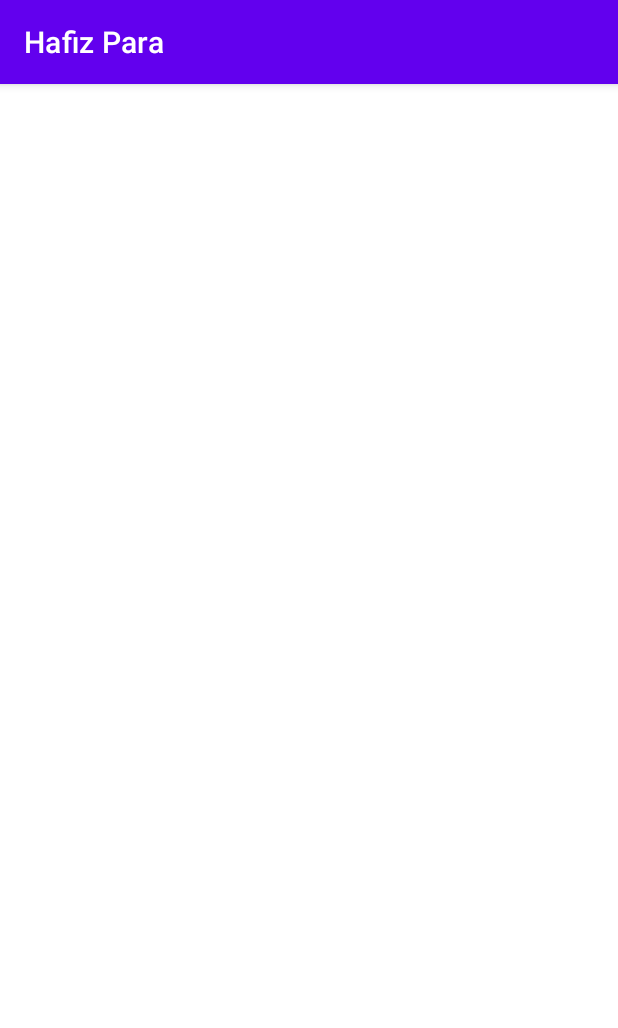
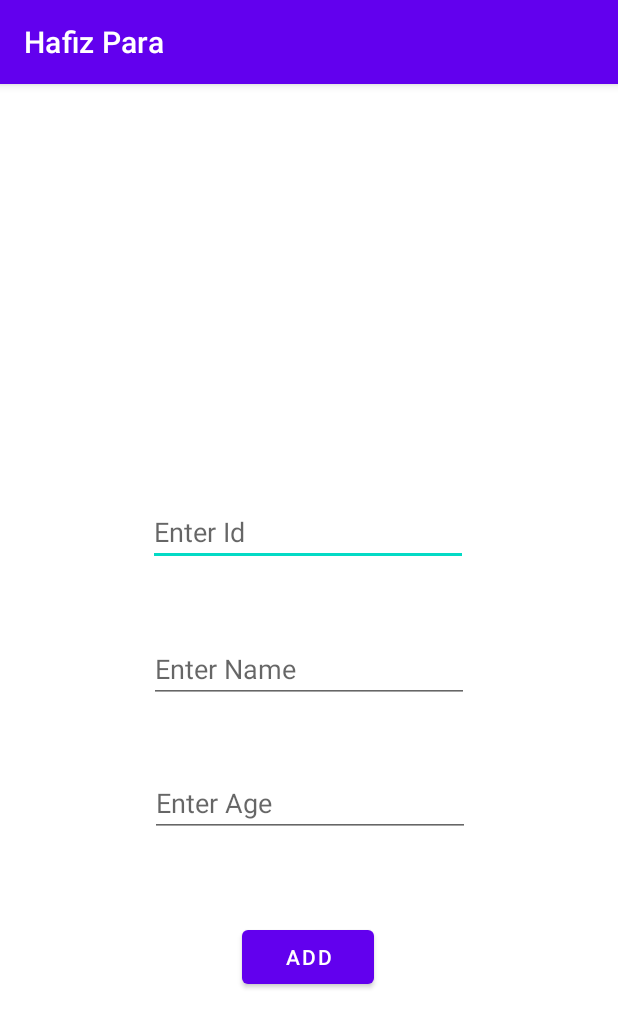
Before and after one commit to nouman531/Sabaq-for-Hafiz, an Android app: the screen it shows after launch (MainActivity), on a phone screen of 412 x 824 dp. Shown: the top 1028 px of the screen. Run offline under Robolectric (Android 15) with nearby library versions, the phone set to English and light mode, and no system bars.

```diff
--- a/app/src/main/java/com/example/hafizpara/MainActivity.java
+++ b/app/src/main/java/com/example/hafizpara/MainActivity.java
@@ -3,12 +3,40 @@ package com.example.hafizpara;
 import androidx.appcompat.app.AppCompatActivity;
 
 import android.os.Bundle;
+import android.view.View;
+import android.widget.Button;
+import android.widget.EditText;
+import android.widget.Toast;
 
 public class MainActivity extends AppCompatActivity {
+
+    EditText id,name,age;
+    Button btn;
 
     @Override
     protected void onCreate(Bundle savedInstanceState) {
         super.onCreate(savedInstanceState);
         setContentView(R.layout.activity_main);
+        id=findViewById(R.id.id);
+        name=findViewById(R.id.name);
+        age=findViewById(R.id.age);
+
+        btn=findViewById(R.id.addbtn);
+
+        btn.setOnClickListener(new View.OnClickListener() {
+            @Override
+            public void onClick(View view) {
+                processInsert(id.getText().toString(),name.getText().toString(),age.getText().toString());
+            }
+        });
+    }
+
+    private void processInsert(String i, String n, String a)
+    {
+        String res= new dbManager(this).addRecords(i,n,a);
+        id.setText("");
+        name.setText("");
+        age.setText("");
+        Toast.makeText(getApplicationContext(),res,Toast.LENGTH_SHORT).show();
     }
 }
--- a/app/src/main/java/com/example/hafizpara/dbManager.java
+++ b/app/src/main/java/com/example/hafizpara/dbManager.java
@@ -10,7 +10,7 @@ import androidx.annotation.Nullable;
 
 public class dbManager extends SQLiteOpenHelper {
     private static final String dbname="dbHafiz";
-    private int a ;
+
 
     public dbManager(@Nullable Context context) {
         super(context, dbname, null, 1);
@@ -18,7 +18,7 @@ public class dbManager extends SQLiteOpenHelper {
 
     @Override
     public void onCreate(SQLiteDatabase sqLiteDatabase) {
-        String query="create table tbl_content(id integer primary key,name text,age int)";
+        String query="create table tbl_content(id text primary key,name text,age text)";
         sqLiteDatabase.execSQL(query);
 
     }
@@ -33,7 +33,7 @@ public class dbManager extends SQLiteOpenHelper {
 
     }
 
-    public String addRecords(int id,String name,int age)
+    public String addRecords(String id,String name,String age)
     {
         SQLiteDatabase db=this.getWritableDatabase();
         ContentValues cv=new ContentValues();
--- a/app/src/main/res/layout/activity_main.xml
+++ b/app/src/main/res/layout/activity_main.xml
@@ -4,4 +4,55 @@
     xmlns:tools="http://schemas.android.com/tools"
     android:layout_width="match_parent"
     android:layout_height="match_parent"
-    tools:context=".MainActivity"/>
+    tools:context=".MainActivity">
+
+    <EditText
+        android:id="@+id/id"
+        android:layout_width="wrap_content"
+        android:layout_height="wrap_content"
+        android:layout_marginTop="276dp"
+        android:ems="10"
+        android:hint="Enter Id"
+        android:inputType="textPersonName"
+        app:layout_constraintEnd_toEndOf="parent"
+        app:layout_constraintHorizontal_bias="0.497"
+        app:layout_constraintStart_toStartOf="parent"
+        app:layout_constraintTop_toTopOf="parent" />
+
+    <EditText
+        android:id="@+id/name"
+        android:layout_width="wrap_content"
+        android:layout_height="wrap_content"
+        android:ems="10"
+        android:hint="Enter Name"
+        android:inputType="textPersonName"
+        app:layout_constraintBottom_toBottomOf="parent"
+        app:layout_constraintEnd_toEndOf="parent"
+        app:layout_constraintStart_toStartOf="parent"
+        app:layout_constraintTop_toBottomOf="@+id/id"
+        app:layout_constraintVertical_bias="0.115" />
+
+    <EditText
+        android:id="@+id/age"
+        android:layout_width="wrap_content"
+        android:layout_height="wrap_content"
+        android:layout_marginTop="44dp"
+        android:ems="10"
+        android:hint="Enter Age"
+        android:inputType="textPersonName"
+        app:layout_constraintEnd_toEndOf="parent"
+        app:layout_constraintHorizontal_bias="0.502"
+        app:layout_constraintStart_toStartOf="parent"
+        app:layout_constraintTop_toBottomOf="@+id/name" />
+
+    <Button
+        android:id="@+id/addbtn"
+        android:layout_width="wrap_content"
+        android:layout_height="wrap_content"
+        android:layout_marginTop="56dp"
+        android:text="Add"
+        app:layout_constraintEnd_toEndOf="parent"
+        app:layout_constraintHorizontal_bias="0.498"
+        app:layout_constraintStart_toStartOf="parent"
+        app:layout_constraintTop_toBottomOf="@+id/age" />
+</androidx.constraintlayout.widget.ConstraintLayout>
```
